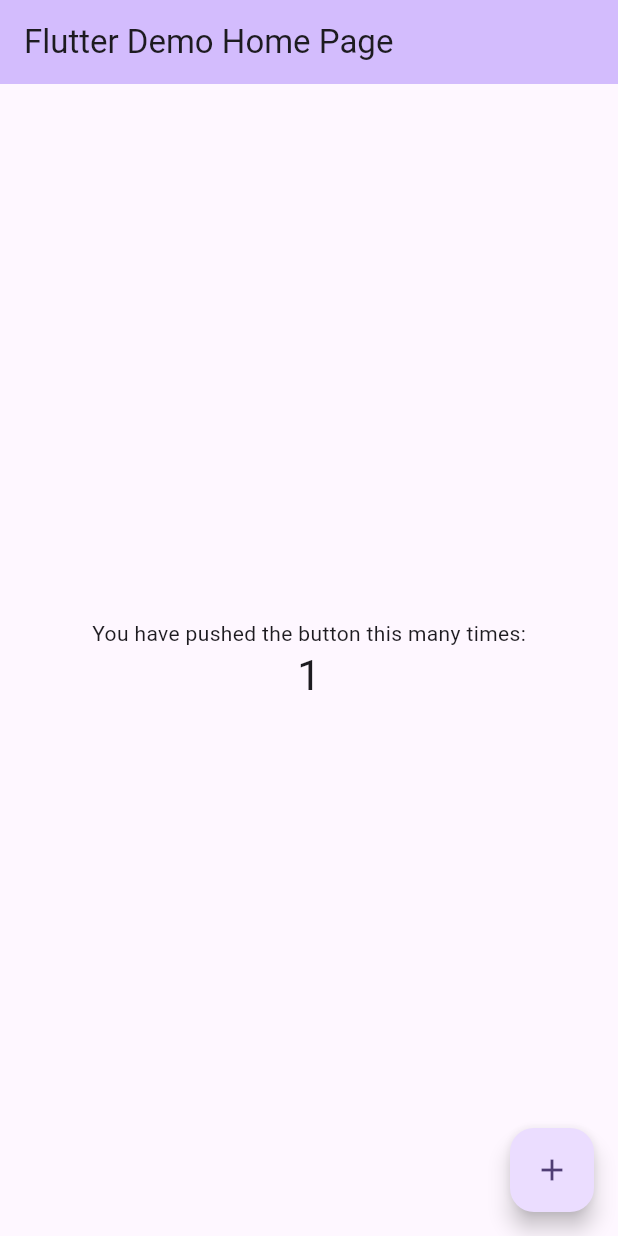
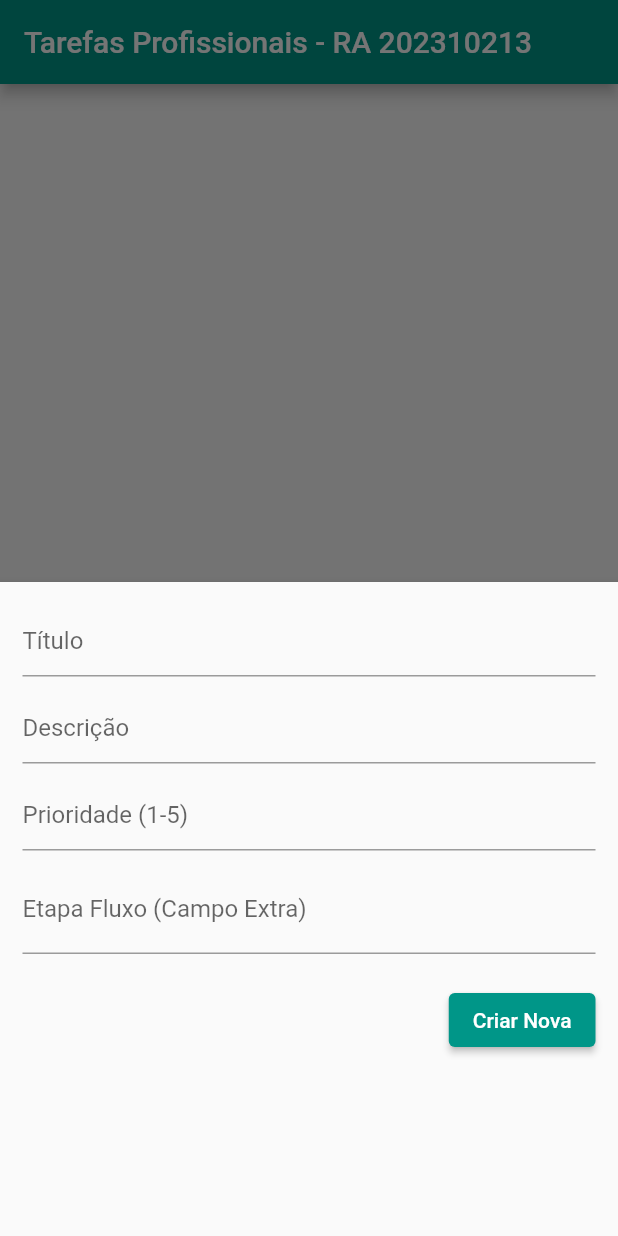
Before and after one commit to Dudueedu/prova_crud_202310213, a Flutter app: the screen it shows after launch, after a tap on the "add" icon, on a phone screen of 412 x 824 dp. Run offline on Flutter 3.47's test engine with Material 3 defaults, Android fonts, the phone set to English and light mode, and no system bars; our stand-ins replace sqflite; accounts and stored records are empty.

Commit message:
commit 3: implementação do CRUD

```diff
--- a/lib/main.dart
+++ b/lib/main.dart
@@ -1,4 +1,5 @@
 import 'package:flutter/material.dart';
+import 'db_helper.dart';
 
 void main() {
   runApp(const MyApp());
@@ -7,116 +8,205 @@ void main() {
 class MyApp extends StatelessWidget {
   const MyApp({super.key});
 
-  // This widget is the root of your application.
   @override
   Widget build(BuildContext context) {
     return MaterialApp(
-      title: 'Flutter Demo',
+      title: 'Prova CRUD 202310213',
+      debugShowCheckedModeBanner: false,
       theme: ThemeData(
-        // This is the theme of your application.
-        //
-        // TRY THIS: Try running your application with "flutter run". You'll see
-        // the application has a purple toolbar. Then, without quitting the app,
-        // try changing the seedColor in the colorScheme below to Colors.green
-        // and then invoke "hot reload" (save your changes or press the "hot
-        // reload" button in a Flutter-supported IDE, or press "r" if you used
-        // the command line to start the app).
-        //
-        // Notice that the counter didn't reset back to zero; the application
-        // state is not lost during the reload. To reset the state, use hot
-        // restart instead.
-        //
-        // This works for code too, not just values: Most code changes can be
-        // tested with just a hot reload.
-        colorScheme: ColorScheme.fromSeed(seedColor: Colors.deepPurple),
+        primarySwatch: Colors.teal,
+        colorScheme: ColorScheme.fromSwatch(
+          primarySwatch: Colors.teal,
+        ).copyWith(secondary: Colors.cyanAccent),
+        useMaterial3: false, // Facilita visibilidade das cores primárias
       ),
-      home: const MyHomePage(title: 'Flutter Demo Home Page'),
+      home: const HomePage(),
     );
   }
 }
 
-class MyHomePage extends StatefulWidget {
-  const MyHomePage({super.key, required this.title});
-
-  // This widget is the home page of your application. It is stateful, meaning
-  // that it has a State object (defined below) that contains fields that affect
-  // how it looks.
-
-  // This class is the configuration for the state. It holds the values (in this
-  // case the title) provided by the parent (in this case the App widget) and
-  // used by the build method of the State. Fields in a Widget subclass are
-  // always marked "final".
-
-  final String title;
+class HomePage extends StatefulWidget {
+  const HomePage({super.key});
 
   @override
-  State<MyHomePage> createState() => _MyHomePageState();
+  State<HomePage> createState() => _HomePageState();
 }
 
-class _MyHomePageState extends State<MyHomePage> {
-  int _counter = 0;
+class _HomePageState extends State<HomePage> {
+  final DBHelper _dbHelper = DBHelper();
+  List<Map<String, dynamic>> _tarefas = [];
+  bool _isLoading = true;
 
-  void _incrementCounter() {
+  final TextEditingController _tituloController = TextEditingController();
+  final TextEditingController _descController = TextEditingController();
+  final TextEditingController _prioridadeController = TextEditingController();
+  final TextEditingController _etapaController = TextEditingController();
+
+  @override
+  void initState() {
+    super.initState();
+    _refreshTarefas();
+  }
+
+  void _refreshTarefas() async {
+    final data = await _dbHelper.getTarefas();
     setState(() {
-      // This call to setState tells the Flutter framework that something has
-      // changed in this State, which causes it to rerun the build method below
-      // so that the display can reflect the updated values. If we changed
-      // _counter without calling setState(), then the build method would not be
-      // called again, and so nothing would appear to happen.
-      _counter++;
+      _tarefas = data;
+      _isLoading = false;
     });
+  }
+
+  void _showForm(int? id) async {
+    if (id != null) {
+      final existingTarefa = _tarefas.firstWhere(
+        (element) => element['id'] == id,
+      );
+      _tituloController.text = existingTarefa['titulo'];
+      _descController.text = existingTarefa['descricao'];
+      _prioridadeController.text = existingTarefa['prioridade'].toString();
+      _etapaController.text = existingTarefa['etapaFluxo']; // Campo Extra
+    } else {
+      _tituloController.clear();
+      _descController.clear();
+      _prioridadeController.clear();
+      _etapaController.clear();
+    }
+
+    showModalBottomSheet(
+      context: context,
+      elevation: 5,
+      isScrollControlled: true,
+      builder: (_) => Container(
+        padding: EdgeInsets.only(
+          top: 15,
+          left: 15,
+          right: 15,
+          bottom: MediaQuery.of(context).viewInsets.bottom + 120,
+        ),
+        child: Column(
+          mainAxisSize: MainAxisSize.min,
+          crossAxisAlignment: CrossAxisAlignment.end,
+          children: [
+            TextField(
+              controller: _tituloController,
+              decoration: const InputDecoration(hintText: 'Título'),
+            ),
+            const SizedBox(height: 10),
+            TextField(
+              controller: _descController,
+              decoration: const InputDecoration(hintText: 'Descrição'),
+            ),
+            const SizedBox(height: 10),
+            TextField(
+              controller: _prioridadeController,
+              keyboardType: TextInputType.number,
+              decoration: const InputDecoration(hintText: 'Prioridade (1-5)'),
+            ),
+            const SizedBox(height: 10),
+            TextField(
+              controller: _etapaController,
+              decoration: const InputDecoration(
+                hintText: 'Etapa do Fluxo (ex: Planejamento)',
+                labelText: 'Etapa Fluxo (Campo Extra)',
+              ),
+            ),
+            const SizedBox(height: 20),
+            ElevatedButton(
+              onPressed: () async {
+                if (_tituloController.text.isEmpty) return;
+
+                if (id == null) {
+                  await _dbHelper.insertTarefa({
+                    'titulo': _tituloController.text,
+                    'descricao': _descController.text,
+                    'prioridade': int.tryParse(_prioridadeController.text) ?? 1,
+                    'criadoEm': DateTime.now().toString(),
+                    'etapaFluxo': _etapaController.text, // Campo Extra
+                  });
+                } else {
+                  await _dbHelper.updateTarefa({
+                    'id': id,
+                    'titulo': _tituloController.text,
+                    'descricao': _descController.text,
+                    'prioridade': int.tryParse(_prioridadeController.text) ?? 1,
+                    'criadoEm': DateTime.now().toString(),
+                    'etapaFluxo': _etapaController.text,
+                  });
+                }
+                _tituloController.clear();
+                _descController.clear();
+                _prioridadeController.clear();
+                _etapaController.clear();
+                Navigator.of(context).pop();
+                _refreshTarefas();
+              },
+              child: Text(id == null ? 'Criar Nova' : 'Atualizar'),
+            ),
+          ],
+        ),
+      ),
+    );
+  }
+
+  // DELETE (Excluir)
+  void _deleteItem(int id) async {
+    await _dbHelper.deleteTarefa(id);
+    ScaffoldMessenger.of(context).showSnackBar(
+      const SnackBar(content: Text('Tarefa deletada com sucesso!')),
+    );
+    _refreshTarefas();
   }
 
   @override
   Widget build(BuildContext context) {
-    // This method is rerun every time setState is called, for instance as done
-    // by the _incrementCounter method above.
-    //
-    // The Flutter framework has been optimized to make rerunning build methods
-    // fast, so that you can just rebuild anything that needs updating rather
-    // than having to individually change instances of widgets.
     return Scaffold(
-      appBar: AppBar(
-        // TRY THIS: Try changing the color here to a specific color (to
-        // Colors.amber, perhaps?) and trigger a hot reload to see the AppBar
-        // change color while the other colors stay the same.
-        backgroundColor: Theme.of(context).colorScheme.inversePrimary,
-        // Here we take the value from the MyHomePage object that was created by
-        // the App.build method, and use it to set our appbar title.
-        title: Text(widget.title),
+      appBar: AppBar(title: const Text('Tarefas Profissionais - RA 202310213')),
+      body: _isLoading
+          ? const Center(child: CircularProgressIndicator())
+          : ListView.builder(
+              itemCount: _tarefas.length,
+              itemBuilder: (context, index) => Card(
+                color: Colors.teal[50], // Leve toque da cor do tema
+                margin: const EdgeInsets.all(8),
+                child: ListTile(
+                  title: Text(
+                    _tarefas[index]['titulo'],
+                    style: const TextStyle(fontWeight: FontWeight.bold),
                   ),
-      body: Center(
-        // Center is a layout widget. It takes a single child and positions it
-        // in the middle of the parent.
-        child: Column(
-          // Column is also a layout widget. It takes a list of children and
-          // arranges them vertically. By default, it sizes itself to fit its
-          // children horizontally, and tries to be as tall as its parent.
-          //
-          // Column has various properties to control how it sizes itself and
-          // how it positions its children. Here we use mainAxisAlignment to
-          // center the children vertically; the main axis here is the vertical
-          // axis because Columns are vertical (the cross axis would be
-          // horizontal).
-          //
-          // TRY THIS: Invoke "debug painting" (choose the "Toggle Debug Paint"
-          // action in the IDE, or press "p" in the console), to see the
-          // wireframe for each widget.
-          mainAxisAlignment: MainAxisAlignment.center,
-          children: <Widget>[
-            const Text('You have pushed the button this many times:'),
+                  subtitle: Column(
+                    crossAxisAlignment: CrossAxisAlignment.start,
+                    children: [
+                      Text(_tarefas[index]['descricao']),
                       Text(
-              '$_counter',
-              style: Theme.of(context).textTheme.headlineMedium,
+                        "Etapa: ${_tarefas[index]['etapaFluxo']}",
+                        style: TextStyle(color: Colors.teal[800]),
+                      ),
+                      Text("Prioridade: ${_tarefas[index]['prioridade']}"),
+                    ],
+                  ),
+                  trailing: SizedBox(
+                    width: 100,
+                    child: Row(
+                      children: [
+                        IconButton(
+                          icon: const Icon(Icons.edit),
+                          onPressed: () => _showForm(_tarefas[index]['id']),
+                        ),
+                        IconButton(
+                          icon: const Icon(Icons.delete),
+                          onPressed: () => _deleteItem(_tarefas[index]['id']),
                         ),
                       ],
                     ),
                   ),
+                ),
+              ),
+            ),
       floatingActionButton: FloatingActionButton(
-        onPressed: _incrementCounter,
-        tooltip: 'Increment',
-        child: const Icon(Icons.add),
-      ), // This trailing comma makes auto-formatting nicer for build methods.
+        backgroundColor: Colors.cyanAccent, // Cor Secundária do tema
+        child: const Icon(Icons.add, color: Colors.black),
+        onPressed: () => _showForm(null),
+      ),
     );
   }
 }
```
Lines whose indentation alone changed are shown as unchanged.
